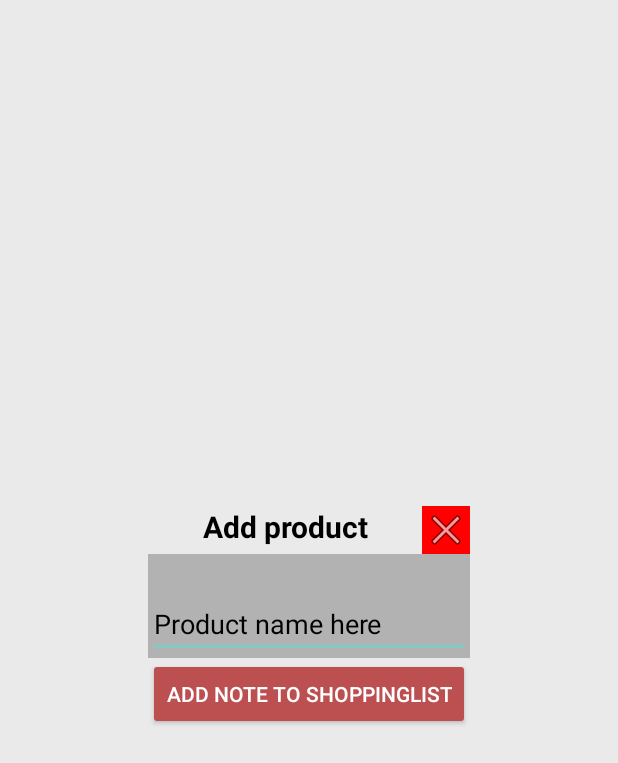
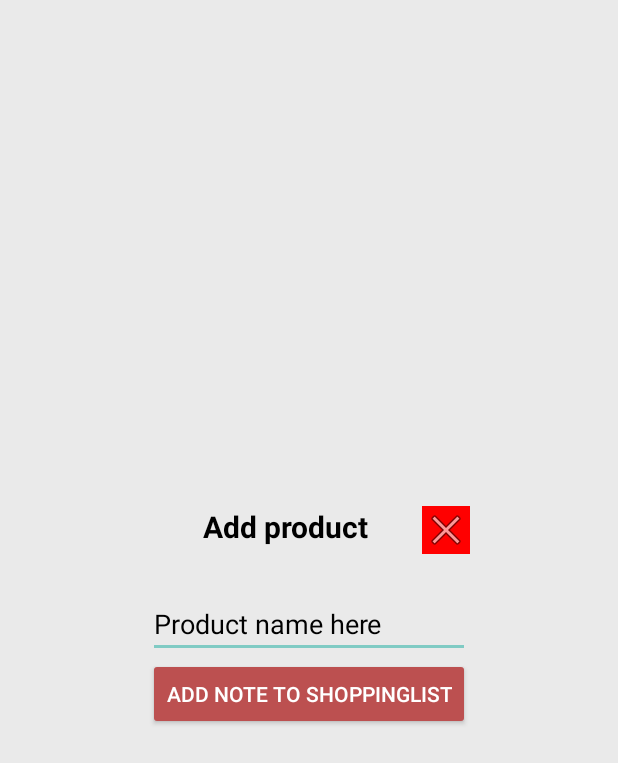
Before and after one commit to WestinMarcus/MATIG, an Android app: the layout activity_add_product_pop_out.xml on its own in the app's theme, with its tools: preview values and no code run, on a phone screen of 412 x 824 dp. Shown: the top 763 px of the screen. Run offline under Robolectric (Android 15) with nearby library versions, the phone set to English and light mode, and no system bars.

Commit message:
colors / sv/eng

```diff
--- a/app/src/main/res/layout/activity_add_product_pop_out.xml
+++ b/app/src/main/res/layout/activity_add_product_pop_out.xml
@@ -12,7 +12,6 @@
         android:layout_height="wrap_content"
         android:orientation="vertical"
         android:weightSum="6"
-        android:background="@color/grey"
 
         app:layout_constraintBottom_toBottomOf="parent"
         app:layout_constraintEnd_toEndOf="parent"
@@ -33,7 +32,7 @@
                 android:textStyle="bold"
                 android:textAlignment="center"
                 android:textColor="@color/black"
-                android:text="Add product" />
+                android:text="@string/add_product" />
 
             <ImageButton
                 android:id="@+id/btn_close"
@@ -53,8 +52,7 @@
             app:layout_constraintHorizontal_bias="0.0"
             app:layout_constraintStart_toStartOf="parent"
             app:layout_constraintTop_toTopOf="parent"
-            android:hint="Product name here"/>
-
+            android:hint="@string/product_name_here"/>
 
         <LinearLayout
             android:layout_width="match_parent"
@@ -67,7 +65,7 @@
                 android:layout_height="wrap_content"
                 android:textColor="@color/white"
                 android:backgroundTint="@color/red_salmon"
-                android:text="Add Note to shoppinglist" />
+                android:text="@string/add_note_to_shoppinglist" />
         </LinearLayout>
     </LinearLayout>
 
--- a/app/src/main/res/layout/activity_history_pop_out.xml
+++ b/app/src/main/res/layout/activity_history_pop_out.xml
@@ -12,7 +12,6 @@
         android:layout_height="wrap_content"
         android:orientation="vertical"
         android:weightSum="6"
-        android:background="@color/grey"
 
         app:layout_constraintBottom_toBottomOf="parent"
         app:layout_constraintEnd_toEndOf="parent"
--- a/app/src/main/res/layout/activity_pop_out.xml
+++ b/app/src/main/res/layout/activity_pop_out.xml
@@ -12,7 +12,6 @@
         android:layout_height="wrap_content"
         android:orientation="vertical"
         android:weightSum="6"
-        android:background="@color/grey"
 
         app:layout_constraintBottom_toBottomOf="parent"
         app:layout_constraintEnd_toEndOf="parent"
--- a/app/src/main/res/layout/activity_shopping_list.xml
+++ b/app/src/main/res/layout/activity_shopping_list.xml
@@ -45,7 +45,7 @@
                 android:id="@+id/btn_addProduct"
                 android:layout_width="wrap_content"
                 android:layout_height="wrap_content"
-                android:text="add personal note"
+                android:text="@string/add_personal_note"
                 android:textColor="@color/white"
                 android:backgroundTint="@color/red_salmon"
                 android:layout_gravity="center_horizontal"
--- a/app/src/main/res/layout/activity_shopping_pop_out.xml
+++ b/app/src/main/res/layout/activity_shopping_pop_out.xml
@@ -12,7 +12,6 @@
         android:layout_height="wrap_content"
         android:orientation="vertical"
         android:weightSum="6"
-        android:background="@color/grey"
 
         app:layout_constraintBottom_toBottomOf="parent"
         app:layout_constraintEnd_toEndOf="parent"
--- a/app/src/main/res/values/Styles.xml
+++ b/app/src/main/res/values/Styles.xml
@@ -3,6 +3,9 @@
     <style name="AppTheme.NoActionBar" parent="Theme.AppCompat.DayNight.Dialog">
         <item name="windowActionBar">false</item>
         <item name="windowNoTitle">true</item>
+        <item name="android:background">@color/background_color</item>
+        <item name="android:editTextColor">@color/black</item>
+        <item name="android:textColor">@color/black</item>
     </style>
 
     <style name="AppTheme" parent="Theme.AppCompat">
--- a/app/src/main/res/values/strings.xml
+++ b/app/src/main/res/values/strings.xml
@@ -52,5 +52,9 @@
     <string name="btn_remove_history">Remove from history</string>
     <string name="tv_search_history">Search history</string>
     <string name="purchase_history">Purchase History</string>
+    <string name="product_name_here">Product name here</string>
+    <string name="add_note_to_shoppinglist">Add Note to shoppinglist</string>
+    <string name="add_product">Add product</string>
+    <string name="add_personal_note">add personal note</string>
 
 </resources>
```
Also changed, not shown: 1 other file.
